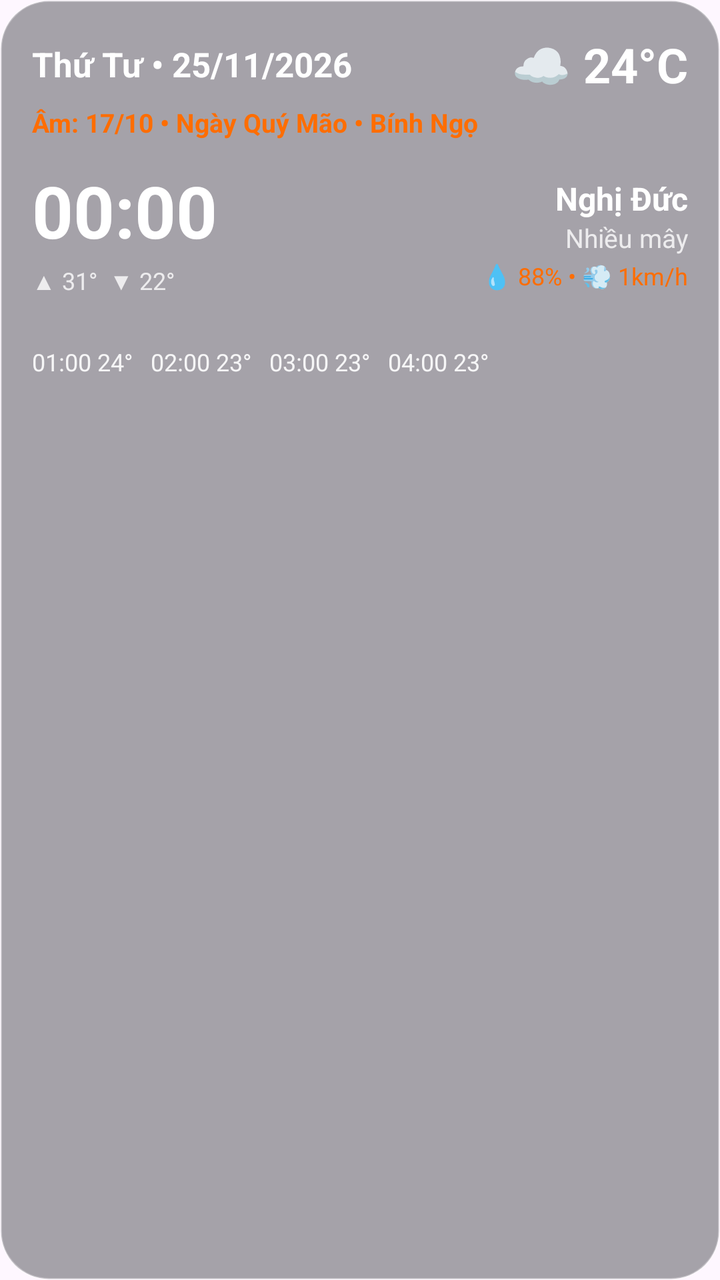
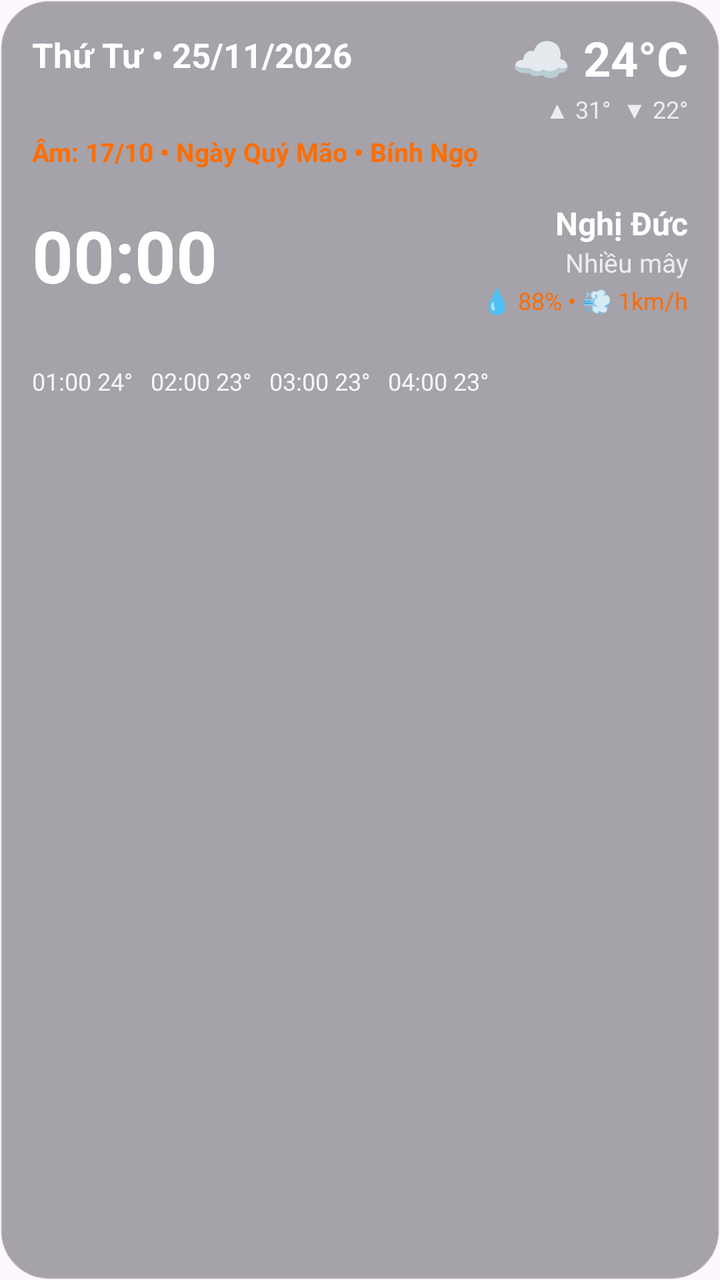

Two renders of the same Android screen: before a commit and after it. Below are the layout's source before the change and the commit's diff.
<!-- AndroidManifest.xml: application theme Theme.Material3.DayNight.NoActionBar -->
<!-- res/layout/widget_4x4.xml -->
<?xml version="1.0" encoding="utf-8"?>
<RelativeLayout xmlns:android="http://schemas.android.com/apk/res/android"
    android:id="@+id/widget_root"
    android:layout_width="match_parent"
    android:layout_height="match_parent"
    android:background="@drawable/bg_widget_glass_dark"
    android:padding="16dp">

    <ImageView
        android:id="@+id/iv_weather_effect"
        android:layout_width="match_parent"
        android:layout_height="match_parent"
        android:contentDescription="@null"
        android:scaleType="centerCrop" />

    <LinearLayout
        android:id="@+id/layout_top_header"
        android:layout_width="match_parent"
        android:layout_height="wrap_content"
        android:layout_alignParentTop="true"
        android:gravity="center_vertical"
        android:orientation="horizontal">

        <TextView
            android:id="@+id/tv_solar_date"
            android:layout_width="0dp"
            android:layout_height="wrap_content"
            android:layout_weight="1"
            android:layout_marginEnd="8dp"
            android:fontFamily="sans-serif"
            android:maxLines="1"
            android:text="Thứ Tư • 25/11/2026"
            android:textColor="#FFFFFF"
            android:textSize="17sp"
            android:textStyle="bold" />

        <TextView
            android:id="@+id/tv_temp"
            android:layout_width="wrap_content"
            android:layout_height="wrap_content"
            android:fontFamily="sans-serif"
            android:maxLines="1"
            android:text="☁ 24°C"
            android:textColor="#FFFFFF"
            android:textSize="24sp"
            android:textStyle="bold" />
    </LinearLayout>

    <TextView
        android:id="@+id/tv_update_time"
        android:layout_width="wrap_content"
        android:layout_height="wrap_content"
        android:visibility="gone" />

    <TextView
        android:id="@+id/tv_lunar_date"
        android:layout_width="match_parent"
        android:layout_height="wrap_content"
        android:layout_below="@id/layout_top_header"
        android:layout_alignParentStart="true"
        android:layout_alignParentEnd="true"
        android:layout_marginTop="4dp"
        android:fontFamily="sans-serif"
        android:maxLines="1"
        android:text="Âm: 17/10 • Ngày Quý Mão • Bính Ngọ"
        android:textColor="#FF6D00"
        android:textSize="13sp"
        android:textStyle="bold" />

    <LinearLayout
        android:id="@+id/layout_middle_4x4"
        android:layout_width="match_parent"
        android:layout_height="wrap_content"
        android:layout_below="@id/tv_lunar_date"
        android:layout_marginTop="16dp"
        android:gravity="center_vertical"
        android:orientation="horizontal">

        <LinearLayout
            android:layout_width="0dp"
            android:layout_height="wrap_content"
            android:layout_marginEnd="12dp"
            android:layout_weight="1"
            android:orientation="vertical">

            <TextClock
                android:id="@+id/tc_clock"
                android:layout_width="wrap_content"
                android:layout_height="wrap_content"
                android:fontFamily="sans-serif"
                android:format12Hour="HH:mm"
                android:format24Hour="HH:mm"
                android:includeFontPadding="false"
                android:maxLines="1"
                android:padding="0dp"
                android:textColor="#FFFFFF"
                android:textSize="36sp"
                android:textStyle="bold" />

            <TextView
                android:id="@+id/tv_min_max"
                android:layout_width="wrap_content"
                android:layout_height="wrap_content"
                android:layout_marginTop="4dp"
                android:fontFamily="sans-serif"
                android:maxLines="1"
                android:text="▲ 31°  ▼ 22°"
                android:textColor="#CCFFFFFF"
                android:textSize="12sp" />
        </LinearLayout>

        <LinearLayout
            android:layout_width="wrap_content"
            android:layout_height="wrap_content"
            android:gravity="end"
            android:orientation="vertical">

            <TextView
                android:id="@+id/tv_location"
                android:layout_width="wrap_content"
                android:layout_height="wrap_content"
                android:fontFamily="sans-serif"
                android:maxLines="1"
                android:text="Nghị Đức"
                android:textColor="#FFFFFF"
                android:textSize="16sp"
                android:textStyle="bold" />

            <TextView
                android:id="@+id/tv_condition"
                android:layout_width="wrap_content"
                android:layout_height="wrap_content"
                android:fontFamily="sans-serif"
                android:maxLines="1"
                android:text="Nhiều mây"
                android:textColor="#CCFFFFFF"
                android:textSize="13sp" />

            <TextView
                android:id="@+id/tv_humidity_wind"
                android:layout_width="wrap_content"
                android:layout_height="wrap_content"
                android:layout_marginTop="2dp"
                android:fontFamily="sans-serif"
                android:maxLines="1"
                android:text="💧 88% • 💨 1km/h"
                android:textColor="#FF6D00"
                android:textSize="12sp" />
        </LinearLayout>
    </LinearLayout>

    <TextView
        android:id="@+id/tv_hourly"
        android:layout_width="wrap_content"
        android:layout_height="wrap_content"
        android:layout_below="@id/layout_middle_4x4"
        android:layout_marginTop="24dp"
        android:fontFamily="sans-serif"
        android:maxLines="1"
        android:text="01:00 24°   02:00 23°   03:00 23°   04:00 23°"
        android:textColor="#E6FFFFFF"
        android:textSize="12sp" />

    <TextView
        android:id="@+id/tv_holiday_banner"
        android:layout_width="match_parent"
        android:layout_height="wrap_content"
        android:layout_below="@id/tv_hourly"
        android:layout_above="@id/tv_signature"
        android:layout_marginTop="12dp"
        android:layout_marginBottom="8dp"
        android:ellipsize="end"
        android:fontFamily="sans-serif"
        android:gravity="center_vertical"
        android:maxLines="1"
        android:text=""
        android:textColor="#FFFFFF"
        android:textSize="13.5sp"
        android:textStyle="bold"
        android:visibility="gone" />

    <TextView
        android:id="@+id/tv_signature"
        android:layout_width="wrap_content"
        android:layout_height="wrap_content"
        android:layout_alignParentEnd="true"
        android:layout_alignParentBottom="true"
        android:alpha="0.9"
        android:fontFamily="sans-serif"
        android:maxLines="1"
        android:text=""
        android:textColor="#FFFFFF"
        android:textSize="11sp"
        android:textStyle="italic" />
</RelativeLayout>
<!-- resources referenced by this layout -->
<resources>
  <!-- drawable bg_widget_glass_dark (drawable) -->
  <?xml version="1.0" encoding="utf-8"?>
  <shape xmlns:android="http://schemas.android.com/apk/res/android">
      <solid android:color="#661E2229" />
      <corners android:radius="24dp" />
      <stroke
          android:width="1dp"
          android:color="#4DFFFFFF" />
  </shape>
</resources>

<!-- the commit's change to res/layout/widget_4x4.xml (unified diff, before → after) -->
@@ -18,15 +18,15 @@
         android:layout_width="match_parent"
         android:layout_height="wrap_content"
         android:layout_alignParentTop="true"
-        android:gravity="center_vertical"
+        android:gravity="top"
         android:orientation="horizontal">
 
         <TextView
             android:id="@+id/tv_solar_date"
             android:layout_width="0dp"
             android:layout_height="wrap_content"
+            android:layout_marginEnd="8dp"
             android:layout_weight="1"
-            android:layout_marginEnd="8dp"
             android:fontFamily="sans-serif"
             android:maxLines="1"
             android:text="Thứ Tư • 25/11/2026"
@@ -34,16 +34,35 @@
             android:textSize="17sp"
             android:textStyle="bold" />
 
-        <TextView
-            android:id="@+id/tv_temp"
+        <LinearLayout
             android:layout_width="wrap_content"
             android:layout_height="wrap_content"
-            android:fontFamily="sans-serif"
-            android:maxLines="1"
-            android:text="☁ 24°C"
-            android:textColor="#FFFFFF"
-            android:textSize="24sp"
-            android:textStyle="bold" />
+            android:gravity="end"
+            android:orientation="vertical">
+
+            <TextView
+                android:id="@+id/tv_temp"
+                android:layout_width="wrap_content"
+                android:layout_height="wrap_content"
+                android:fontFamily="sans-serif"
+                android:includeFontPadding="false"
+                android:maxLines="1"
+                android:text="☁ 24°C"
+                android:textColor="#FFFFFF"
+                android:textSize="24sp"
+                android:textStyle="bold" />
+
+            <TextView
+                android:id="@+id/tv_min_max"
+                android:layout_width="wrap_content"
+                android:layout_height="wrap_content"
+                android:layout_marginTop="2dp"
+                android:fontFamily="sans-serif"
+                android:maxLines="1"
+                android:text="▲ 31°  ▼ 22°"
+                android:textColor="#CCFFFFFF"
+                android:textSize="12sp" />
+        </LinearLayout>
     </LinearLayout>
 
     <TextView
@@ -76,38 +95,21 @@
         android:gravity="center_vertical"
         android:orientation="horizontal">
 
-        <LinearLayout
+        <TextClock
+            android:id="@+id/tc_clock"
             android:layout_width="0dp"
             android:layout_height="wrap_content"
             android:layout_marginEnd="12dp"
             android:layout_weight="1"
-            android:orientation="vertical">
-
-            <TextClock
-                android:id="@+id/tc_clock"
-                android:layout_width="wrap_content"
-                android:layout_height="wrap_content"
-                android:fontFamily="sans-serif"
-                android:format12Hour="HH:mm"
-                android:format24Hour="HH:mm"
-                android:includeFontPadding="false"
-                android:maxLines="1"
-                android:padding="0dp"
-                android:textColor="#FFFFFF"
-                android:textSize="36sp"
-                android:textStyle="bold" />
-
-            <TextView
-                android:id="@+id/tv_min_max"
-                android:layout_width="wrap_content"
-                android:layout_height="wrap_content"
-                android:layout_marginTop="4dp"
-                android:fontFamily="sans-serif"
-                android:maxLines="1"
-                android:text="▲ 31°  ▼ 22°"
-                android:textColor="#CCFFFFFF"
-                android:textSize="12sp" />
-        </LinearLayout>
+            android:fontFamily="sans-serif"
+            android:format12Hour="HH:mm"
+            android:format24Hour="HH:mm"
+            android:includeFontPadding="false"
+            android:maxLines="1"
+            android:padding="0dp"
+            android:textColor="#FFFFFF"
+            android:textSize="36sp"
+            android:textStyle="bold" />
 
         <LinearLayout
             android:layout_width="wrap_content"
@@ -165,8 +167,8 @@
         android:id="@+id/tv_holiday_banner"
         android:layout_width="match_parent"
         android:layout_height="wrap_content"
+        android:layout_above="@id/tv_signature"
         android:layout_below="@id/tv_hourly"
-        android:layout_above="@id/tv_signature"
         android:layout_marginTop="12dp"
         android:layout_marginBottom="8dp"
         android:ellipsize="end"
